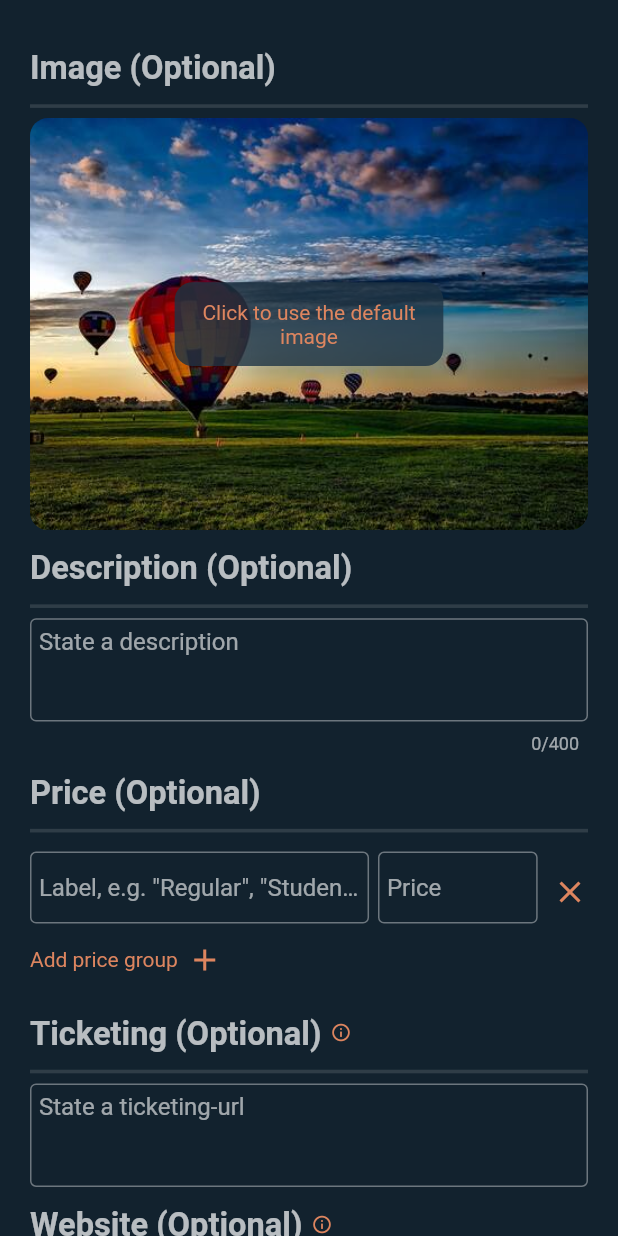
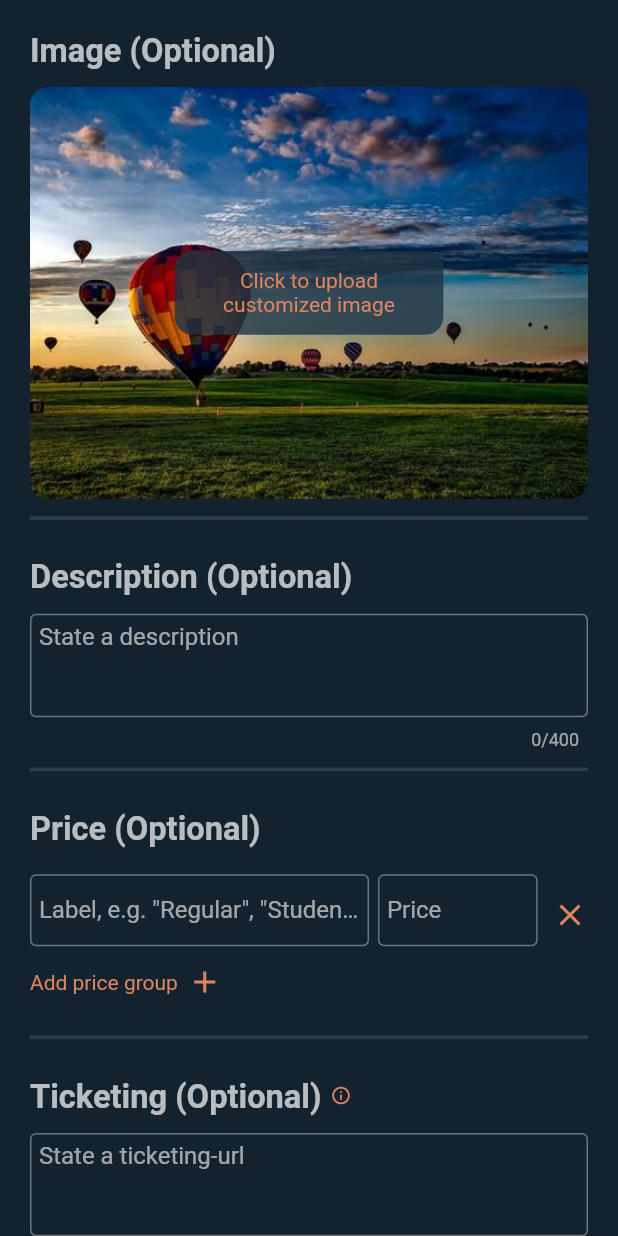
Before and after one commit to Qaiser926/main, a Flutter app: the DetailsPage screen opened directly with empty values, on a phone screen of 412 x 824 dp. Run offline on Flutter 3.47's test engine with Material 2 defaults, Android fonts, the phone set to English and light mode, and no system bars; our stand-ins replace carousel_slider, currency_text_input_formatter, flutter_html, flutter_map, flutter_screenutil, flutter_sticky_header and 13 more; missing offline and left inert: add_2_calendar, amplify_api, amplify_auth_cognito, amplify_authenticator, amplify_flutter, flutter_map_marker_cluster and 2 more; accounts and stored records are empty; generated files the repository leaves out were written again.

Commit message:
changed that divider in add are above caption

```diff
--- a/assets/i18n/app_en.arb
+++ b/assets/i18n/app_en.arb
@@ -131,7 +131,7 @@
         "searchEnhancement": "Search Enhancement",
         "searchEnhancementInfo": "By stating the different levels, our algorithms can target user preferences better which in return helps promoting your event or activity",
         "eventStatus": "Event Status",
-        "imageDefaultHint": "Click to use the default image",
+        "imageDefaultHint": "Click to upload customized image",
             "changeImageHint": "Click to choose another picture",
             "backToDefaultImage": "Back to default image",
             "imageRightsText": "I own the rights to this image",
--- a/lib/core/add/add_exclusives/action_box.dart
+++ b/lib/core/add/add_exclusives/action_box.dart
@@ -10,9 +10,11 @@ class ActionBox extends StatelessWidget {
   Widget build(BuildContext context) {
     return Column(children: <Widget>[
       getHeadline(
+          showDivider: false,
           context: context,
           caption: Text(AppLocalizations.of(context)!.addActions,
               style: Theme.of(context).textTheme.headlineLarge)),
+      getVerSpace(10.h),
       Row(
         mainAxisAlignment: MainAxisAlignment.spaceEvenly,
         children: [
@@ -27,7 +29,8 @@ class ActionBox extends StatelessWidget {
               onTap: () {},
               icon: Icons.share),
         ],
-      )
+      ),
+      getVerSpace(10.h),
     ]);
   }
 
--- a/lib/core/add/add_exclusives/basic_info_page.dart
+++ b/lib/core/add/add_exclusives/basic_info_page.dart
@@ -65,6 +65,7 @@ class _BasicInfoPageState extends State<BasicInfoPage> {
                 children: [
                   if (inputNotifier.isModifyMode) ActionBox(),
                   getHeadline(
+                      showDivider: inputNotifier.isModifyMode,
                       context: context,
                       caption: Text(AppLocalizations.of(context)!.title,
                           style: Theme.of(context).textTheme.headlineLarge)),
--- a/lib/core/add/add_exclusives/details_page.dart
+++ b/lib/core/add/add_exclusives/details_page.dart
@@ -25,6 +25,7 @@ class DetailsPage extends StatelessWidget {
           padding: EdgeInsets.symmetric(horizontal: 20, vertical: 20),
           child: Column(mainAxisAlignment: MainAxisAlignment.center, children: [
             getHeadline(
+                showDivider: false,
                 context: context,
                 caption: Text(
                     "${AppLocalizations.of(context)!.image} (Optional)",
--- a/lib/core/add/add_exclusives/help_functions.dart
+++ b/lib/core/add/add_exclusives/help_functions.dart
@@ -10,6 +10,7 @@ import 'package:othia/core/add/add_exclusives/input_notifier.dart';
 import 'package:othia/core/add/add_exclusives/publish_page.dart';
 import 'package:othia/modules/models/detailed_event/detailed_event.dart';
 import 'package:othia/utils/services/rest-api/geocoding.dart';
+import 'package:othia/utils/ui/ui_utils.dart';
 import 'package:othia/widgets/nav_bar/nav_bar_notifier.dart';
 import 'package:provider/provider.dart';
 
@@ -43,17 +44,23 @@ void handleJsonData(
   }
 }
 
-Column getHeadline({required BuildContext context, required Widget caption}) {
+Column getHeadline(
+    {required BuildContext context,
+    required Widget caption,
+    bool showDivider = true}) {
   return Column(
     children: [
-      Padding(
-        padding: EdgeInsets.only(bottom: 4.h, top: 10.h),
-        child: Row(
-          mainAxisAlignment: MainAxisAlignment.start,
-          children: [caption],
-        ),
+      showDivider
+          ? Padding(
+              padding: EdgeInsets.only(bottom: 15.h, top: 4.h),
+              child: Divider(thickness: 2.h),
+            )
+          : SizedBox(),
+      Row(
+        mainAxisAlignment: MainAxisAlignment.start,
+        children: [caption],
       ),
-      Divider(thickness: 2.h),
+      getVerSpace(10.h)
     ],
   );
 }
@@ -85,8 +92,10 @@ Future getInfoDialog({required String info, required BuildContext context}) {
 Widget getHeadlineWithInfoDialog(
     {required BuildContext context,
     required String infoText,
-    required String caption}) {
+    required String caption,
+    bool showDivider = true}) {
   return getHeadline(
+    showDivider: showDivider,
     context: context,
     caption: GestureDetector(
       onTap: () => {getInfoDialog(info: infoText, context: context)},
--- a/lib/core/add/add_exclusives/publish_page.dart
+++ b/lib/core/add/add_exclusives/publish_page.dart
@@ -24,6 +24,7 @@ class PublishPage extends StatelessWidget {
                 mainAxisAlignment: MainAxisAlignment.center,
                 children: [
                   getHeadlineWithInfoDialog(
+                    showDivider: false,
                     context: context,
                     infoText: AppLocalizations.of(context)!.visibilityInfoText,
                     caption: inputNotifierConsumer.times[0]
```
